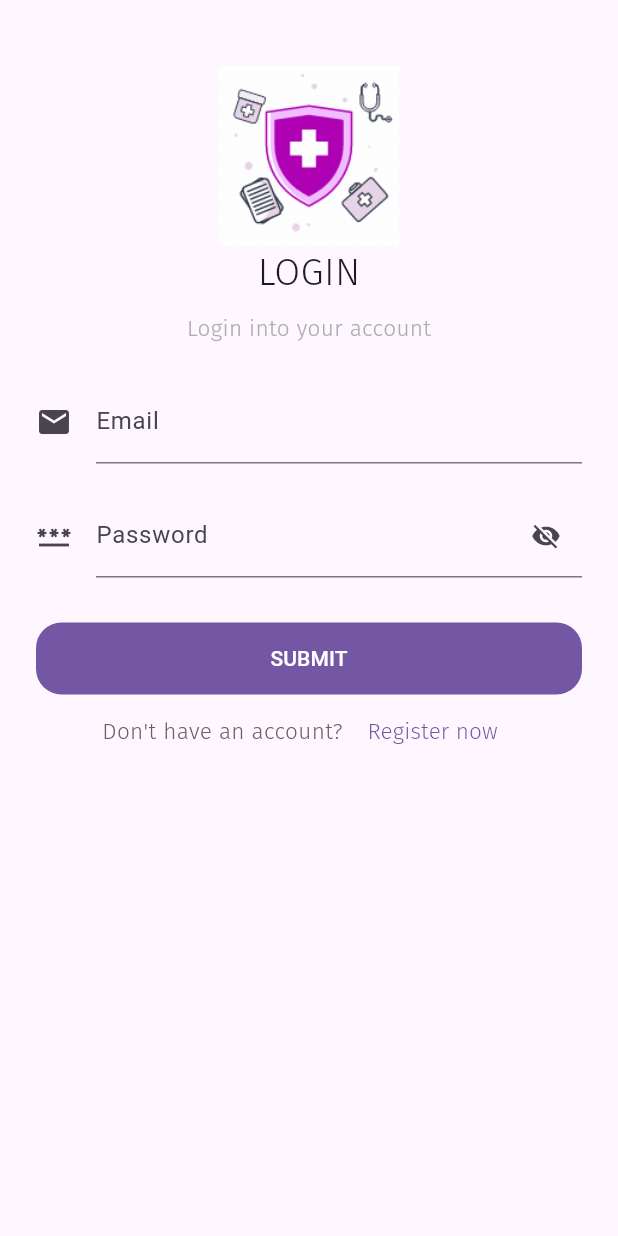
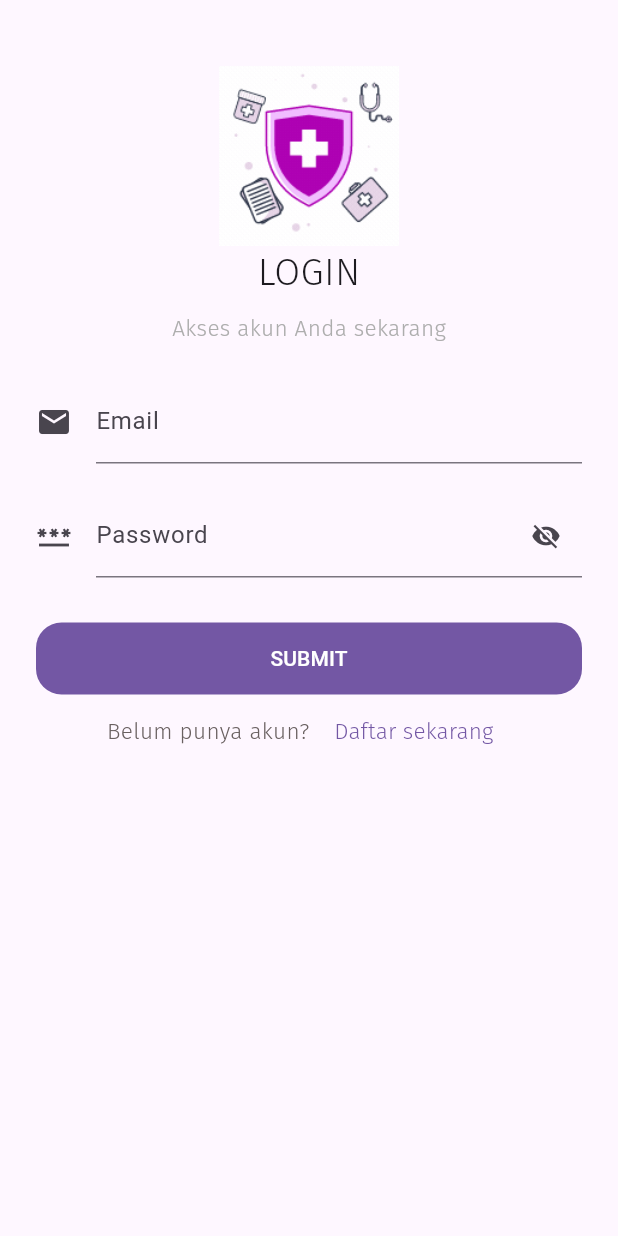
Before and after one commit to M1ft4hul/sistem_pakar, a Flutter app: the screen it shows after launch, after a tap on "Skip", after a tap on "Get Started", on a phone screen of 412 x 824 dp. Run offline on Flutter 3.47's test engine with Material 3 defaults, Android fonts, the light colour scheme and no system bars; our stand-ins replace animated_toggle_switch, google_fonts, ionicons, scrollable_positioned_list, shared_preferences, smooth_page_indicator; key blocks and very long unbroken strings in the code were emptied for the run.

Commit message:
perbaikkan tipis

```diff
--- a/lib/page/login.dart
+++ b/lib/page/login.dart
@@ -29,7 +29,7 @@ class _LoginState extends State<Login> {
 
   Future _login() async {
     final response = await http.post(
-        Uri.parse('http://192.168.43.37/sistem_pakar_app/Login.php'),
+        Uri.parse('http://192.168.1.10/sistem_pakar_app/Login.php'),
         body: {
           "email": email.text,
           "password": password.text,
@@ -78,7 +78,7 @@ class _LoginState extends State<Login> {
                   height: 8,
                 ),
                 Text(
-                  "Login into your account",
+                  "Akses akun Anda sekarang",
                   style: regulerTextStyle.copyWith(
                       fontSize: 15, color: greyLightColor),
                 ),
@@ -159,8 +159,8 @@ class _LoginState extends State<Login> {
                                     builder: (context) => Home()));
                           } else {
                             final snackBar = SnackBar(
-                              content:
-                                  const Text('Opps!! Datanya masih salahh'),
+                              content: const Text(
+                                  'Opps!! Datanya salah, Silahkan cek kembali email dan password anda!'),
                             );
                             ScaffoldMessenger.of(context)
                                 .showSnackBar(snackBar);
@@ -178,7 +178,7 @@ class _LoginState extends State<Login> {
                   mainAxisAlignment: MainAxisAlignment.center,
                   children: [
                     Text(
-                      "Don't have an account? ",
+                      "Belum punya akun? ",
                       style: lightTextStyle.copyWith(
                           color: greyBoldColor, fontSize: 15),
                     ),
@@ -190,7 +190,7 @@ class _LoginState extends State<Login> {
                                 builder: (context) => RegisterPage()));
                       },
                       child: Text(
-                        "Register now",
+                        "Daftar sekarang",
                         style: boldTextStyle.copyWith(
                             color: purpleColor, fontSize: 15),
                       ),
--- a/lib/page/register.dart
+++ b/lib/page/register.dart
@@ -28,7 +28,7 @@ class _RegisterPageState extends State<RegisterPage> {
 
   Future _daftar() async {
     final response = await http.post(
-        Uri.parse('http://192.168.43.37/sistem_pakar_app/Register.php'),
+        Uri.parse('http://192.168.1.10/sistem_pakar_app/Register.php'),
         body: {
           "nama_lengkap": nama_lengkap.text,
           "email": email.text,
@@ -69,7 +69,7 @@ class _RegisterPageState extends State<RegisterPage> {
                   height: 8,
                 ),
                 Text(
-                  "Register new your account",
+                  "Daftar akun baru di sini",
                   style: regulerTextStyle.copyWith(
                       fontSize: 15, color: greyLightColor),
                 ),
@@ -236,7 +236,7 @@ class _RegisterPageState extends State<RegisterPage> {
                   mainAxisAlignment: MainAxisAlignment.center,
                   children: [
                     Text(
-                      "Already have an account? ",
+                      "Anda sudah memiliki akun? ",
                       style: lightTextStyle.copyWith(
                           color: greyBoldColor, fontSize: 15),
                     ),
@@ -246,7 +246,7 @@ class _RegisterPageState extends State<RegisterPage> {
                             MaterialPageRoute(builder: (context) => Login()));
                       },
                       child: Text(
-                        "Login now",
+                        "Login sekarang",
                         style: boldTextStyle.copyWith(
                             color: purpleColor, fontSize: 15),
                       ),
```
